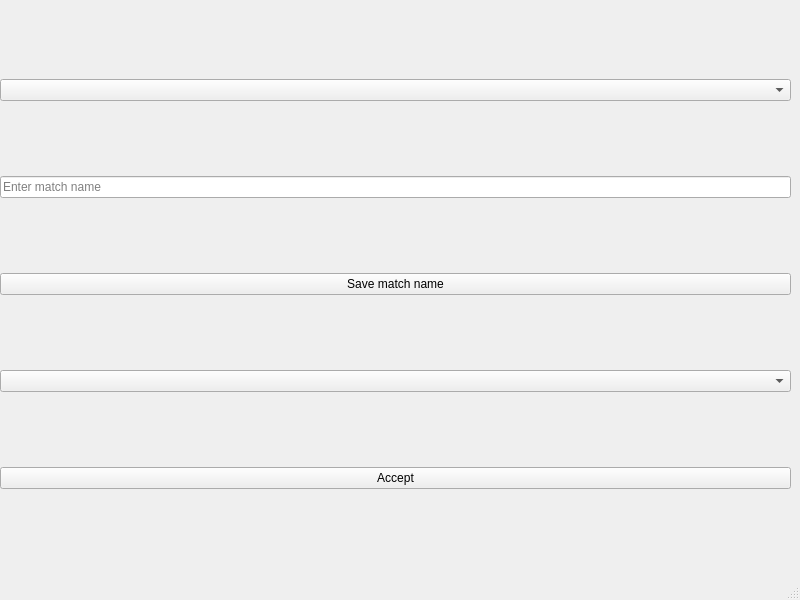
Before: the Qt Designer form client/mainwindow.ui in caroracedo/counterstrike2d-2025c1-grupo2, drawn with Qt 5.
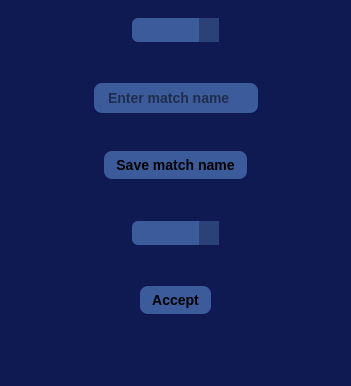
After: the same form once the commit is applied.

Diff of the .ui file:
```diff
--- a/client/mainwindow.ui
+++ b/client/mainwindow.ui
@@ -6,53 +6,226 @@
    <rect>
     <x>0</x>
     <y>0</y>
-    <width>800</width>
-    <height>600</height>
+    <width>351</width>
+    <height>386</height>
    </rect>
   </property>
   <property name="windowTitle">
-   <string>MainWindow</string>
+   <string>Lobby</string>
+  </property>
+  <property name="styleSheet">
+   <string notr="true">background-color: #0f1a52</string>
   </property>
   <widget class="QWidget" name="centralwidget">
    <widget class="QWidget" name="verticalLayoutWidget">
     <property name="geometry">
      <rect>
-      <x>0</x>
-      <y>10</y>
-      <width>791</width>
-      <height>551</height>
+      <x>10</x>
+      <y>0</y>
+      <width>331</width>
+      <height>331</height>
      </rect>
     </property>
-    <layout class="QVBoxLayout" name="verticalLayout">
+    <layout class="QHBoxLayout" name="horizontalLayout">
      <item>
-      <widget class="QComboBox" name="operacion"/>
-     </item>
-     <item>
-      <widget class="QLineEdit" name="matchName">
-       <property name="text">
-        <string/>
+      <spacer name="horizontalSpacer_2">
+       <property name="orientation">
+        <enum>Qt::Orientation::Horizontal</enum>
        </property>
-       <property name="placeholderText">
-        <string>Enter match name</string>
+       <property name="sizeHint" stdset="0">
+        <size>
+         <width>10</width>
+         <height>10</height>
+        </size>
        </property>
-      </widget>
+      </spacer>
      </item>
      <item>
-      <widget class="QPushButton" name="saveBtn">
-       <property name="text">
-        <string>Save match name</string>
-       </property>
-      </widget>
+      <layout class="QVBoxLayout" name="verticalLayout_2">
+       <item alignment="Qt::AlignmentFlag::AlignHCenter|Qt::AlignmentFlag::AlignVCenter">
+        <widget class="QComboBox" name="operacion">
+         <property name="sizePolicy">
+          <sizepolicy hsizetype="Maximum" vsizetype="Fixed">
+           <horstretch>0</horstretch>
+           <verstretch>0</verstretch>
+          </sizepolicy>
+         </property>
+         <property name="layoutDirection">
+          <enum>Qt::LayoutDirection::LeftToRight</enum>
+         </property>
+         <property name="styleSheet">
+          <string notr="true">QComboBox {
+    background-color: #3C5B9B;
+    color: black;
+    border-radius: 6px;
+    padding: 4px 8px;
+    font-weight: bold;
+    border: none;
+}
+
+QComboBox::drop-down {
+    border: none;
+    background-color: #2A4277;
+    width: 20px;
+}
+
+QComboBox::down-arrow {
+    width: 10px;
+    height: 10px;
+}
+
+QComboBox QAbstractItemView {
+    background-color: #3C5B9B;
+    color: black;
+    selection-background-color: #5A78B4;
+}</string>
+         </property>
+        </widget>
+       </item>
+       <item alignment="Qt::AlignmentFlag::AlignHCenter|Qt::AlignmentFlag::AlignVCenter">
+        <widget class="QLineEdit" name="matchName">
+         <property name="sizePolicy">
+          <sizepolicy hsizetype="Maximum" vsizetype="Fixed">
+           <horstretch>0</horstretch>
+           <verstretch>0</verstretch>
+          </sizepolicy>
+         </property>
+         <property name="styleSheet">
+          <string notr="true">QLineEdit {
+    background-color: #3C5B9B;  
+    color: black;                
+    border-radius: 8px;
+    padding: 6px 12px;
+    font-size: 14px;
+    font-weight: bold;
+    border: none;
+}
+
+QLineEdit:focus {
+    background-color: #5A78B4;    
+    outline: none;               
+}
+</string>
+         </property>
+         <property name="text">
+          <string/>
+         </property>
+         <property name="placeholderText">
+          <string>Enter match name</string>
+         </property>
+        </widget>
+       </item>
+       <item alignment="Qt::AlignmentFlag::AlignHCenter|Qt::AlignmentFlag::AlignVCenter">
+        <widget class="QPushButton" name="saveBtn">
+         <property name="sizePolicy">
+          <sizepolicy hsizetype="Maximum" vsizetype="Fixed">
+           <horstretch>0</horstretch>
+           <verstretch>0</verstretch>
+          </sizepolicy>
+         </property>
+         <property name="styleSheet">
+          <string notr="true">QPushButton {
+    background-color: #3C5B9B;  
+    color: black;
+    border-radius: 8px;
+    padding: 6px 12px;
+    font-weight: bold;
+    font-size: 14px;
+    border: none;
+}
+QPushButton:hover {
+    background-color: #5A78B4; 
+}
+QPushButton:pressed {
+    background-color: #2A4277;  
+}</string>
+         </property>
+         <property name="text">
+          <string>Save match name</string>
+         </property>
+        </widget>
+       </item>
+       <item alignment="Qt::AlignmentFlag::AlignHCenter|Qt::AlignmentFlag::AlignVCenter">
+        <widget class="QComboBox" name="equipo">
+         <property name="sizePolicy">
+          <sizepolicy hsizetype="Maximum" vsizetype="Fixed">
+           <horstretch>0</horstretch>
+           <verstretch>0</verstretch>
+          </sizepolicy>
+         </property>
+         <property name="styleSheet">
+          <string notr="true">QComboBox {
+    background-color: #3C5B9B;
+    color: black;
+    border-radius: 6px;
+    padding: 4px 8px;
+    font-weight: bold;
+    border: none;
+}
+
+QComboBox::drop-down {
+    border: none;
+    background-color: #2A4277;
+    width: 20px;
+}
+
+QComboBox::down-arrow {
+    width: 10px;
+    height: 10px;
+}
+
+QComboBox QAbstractItemView {
+    background-color: #3C5B9B;
+    color: black;
+    selection-background-color: #5A78B4;
+}</string>
+         </property>
+        </widget>
+       </item>
+       <item alignment="Qt::AlignmentFlag::AlignHCenter|Qt::AlignmentFlag::AlignVCenter">
+        <widget class="QPushButton" name="aceptar">
+         <property name="sizePolicy">
+          <sizepolicy hsizetype="Maximum" vsizetype="Fixed">
+           <horstretch>0</horstretch>
+           <verstretch>0</verstretch>
+          </sizepolicy>
+         </property>
+         <property name="styleSheet">
+          <string notr="true">QPushButton {
+    background-color: #3C5B9B;  
+    color: black;
+    border-radius: 8px;
+    padding: 6px 12px;
+    font-weight: bold;
+    font-size: 14px;
+    border: none;
+}
+QPushButton:hover {
+    background-color: #5A78B4; 
+}
+QPushButton:pressed {
+    background-color: #2A4277;  
+}</string>
+         </property>
+         <property name="text">
+          <string>Accept</string>
+         </property>
+        </widget>
+       </item>
+      </layout>
      </item>
      <item>
-      <widget class="QComboBox" name="equipo"/>
-     </item>
-     <item>
-      <widget class="QPushButton" name="aceptar">
-       <property name="text">
-        <string>Accept</string>
+      <spacer name="horizontalSpacer">
+       <property name="orientation">
+        <enum>Qt::Orientation::Horizontal</enum>
        </property>
-      </widget>
+       <property name="sizeHint" stdset="0">
+        <size>
+         <width>10</width>
+         <height>10</height>
+        </size>
+       </property>
+      </spacer>
      </item>
     </layout>
    </widget>
```
Left out of the diff: 4 changed lines with no effect on the pictures.
